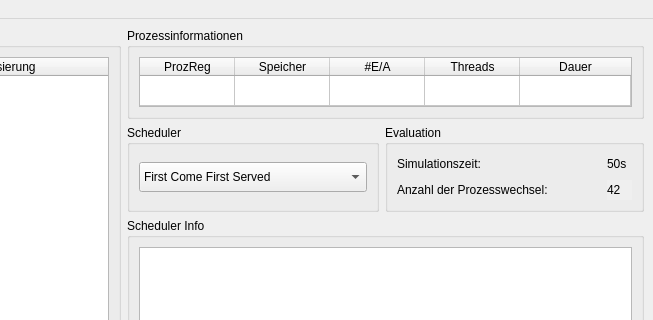
Above: Betriebssysteme_Scheduler/mainwindow.ui from Baffmer/Betriebssysteme_Scheduler before the change; both pictures show x 446 to 1099 and y 0 to 320 of the 1099 by 687 pixel window. Below: the same form after it.
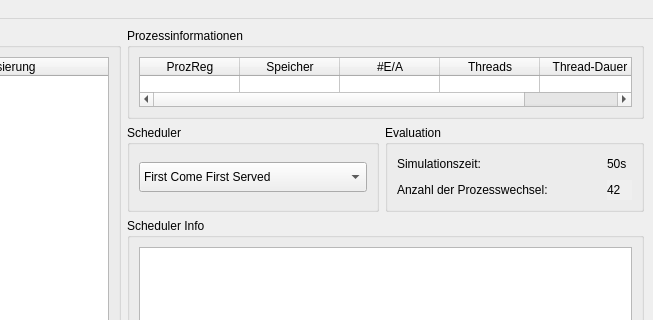
That is the form after the change.

Patch:
```diff
--- a/Betriebssysteme_Scheduler/mainwindow.ui
+++ b/Betriebssysteme_Scheduler/mainwindow.ui
@@ -193,7 +193,7 @@
               <number>5</number>
              </property>
              <attribute name="horizontalHeaderDefaultSectionSize">
-              <number>95</number>
+              <number>100</number>
              </attribute>
              <attribute name="horizontalHeaderStretchLastSection">
               <bool>true</bool>
@@ -224,7 +224,7 @@
              </column>
              <column>
               <property name="text">
-               <string>Dauer</string>
+               <string>Thread-Dauer</string>
               </property>
              </column>
             </widget>
```
